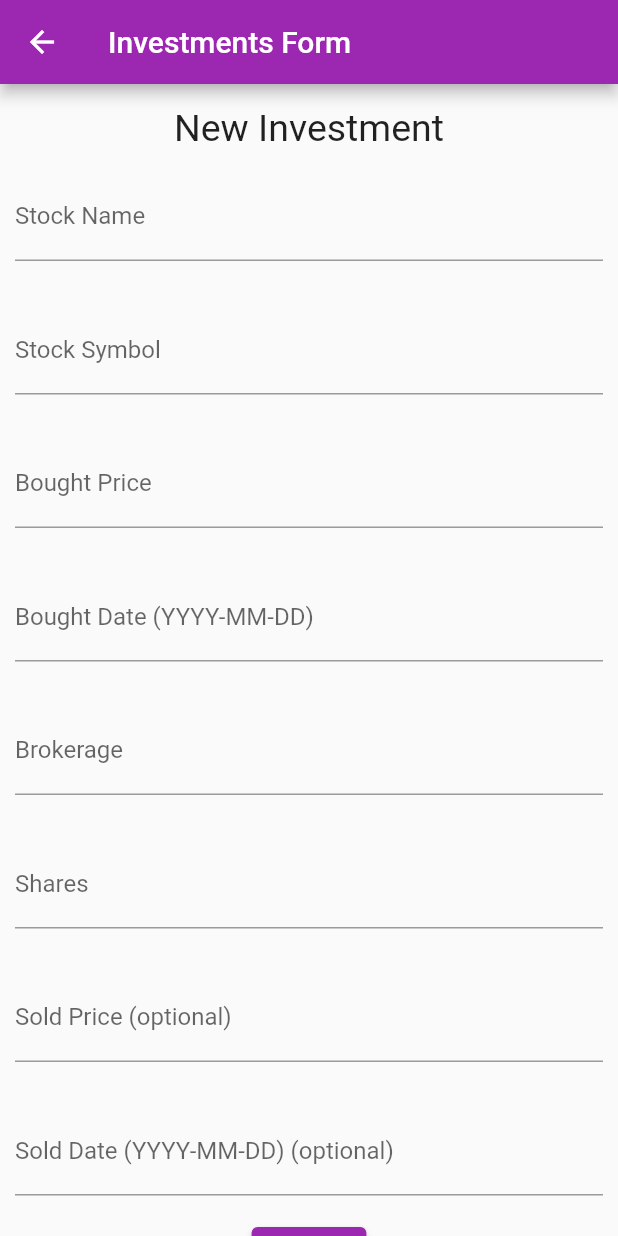
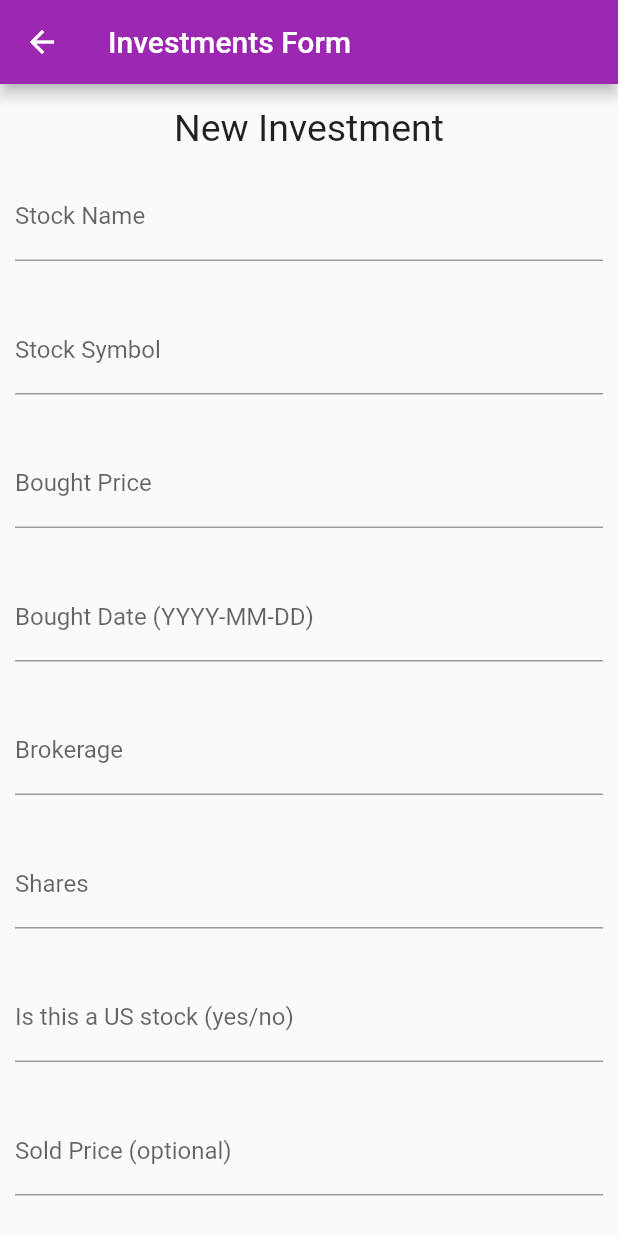
Before and after one commit to VisnuRavi/MyFin, a Flutter app: the InvestForm screen opened by its route, on a phone screen of 412 x 824 dp. Run offline on Flutter 3.47's test engine with Material 2 defaults, Android fonts, the light colour scheme and no system bars; our stand-ins replace sqflite; accounts and stored records are empty.

Commit message:
Added a check for US stock in the app and database

```diff
--- a/lib/models/stock.dart
+++ b/lib/models/stock.dart
@@ -11,13 +11,14 @@ class Stock {
   DateTime bought_date = DateTime.parse('2021-12-12');
   String brokerage = 'eg';
   int shares = 0;
+  bool is_US = false;
   double? sold_price = 0.0;
   DateTime? sold_date = DateTime.parse('2021-12-12');//can look to use DateFormat
 
   //bool isLoadingCurrPrice = true;//initially used in invest.dart to get the curr price when building the ListTile
   double? currPrice;
 
-  Stock({this.id, required this.name, required this.symbol, required this.bought_price,required this.bought_date, required this.brokerage, required this.shares, this.sold_price, this.sold_date});
+  Stock({this.id, required this.name, required this.symbol, required this.bought_price,required this.bought_date, required this.brokerage, required this.shares, required this.is_US, this.sold_price, this.sold_date});
 
   Stock.zero();
 
@@ -34,6 +35,7 @@ class Stock {
       'bought_date': bought_date.toIso8601String(),//convert for easier storage in sqlite
       'brokerage': brokerage,
       'lots': shares,
+      'is_US': is_US ? 1 : 0,
       'sold_price': sold_price,
       'sold_date': isoSoldDate,
     };
@@ -54,6 +56,7 @@ class Stock {
       bought_price: map['bought_price'] as double,
       bought_date: DateTime.parse(map['bought_date'] as String),
       shares: map['lots'],
+      is_US: map['is_US'] == 1 ? true : false,
       sold_price: map['sold_price'] as double?,
       sold_date: mapSoldDate,//must always handle the null values!!
     );
@@ -115,19 +118,21 @@ class Stock {
     }
   }
 
-  void updateStock(String editedName, String editedSymbol, double editedBought_price, DateTime editedBought_date, String editedBrokerage, int editedShares, double? editedSold_price, DateTime? editedSold_date) {
+  void updateStock(String editedName, String editedSymbol, double editedBought_price, DateTime editedBought_date, String editedBrokerage, int editedShares, bool editedIs_US, double? editedSold_price, DateTime? editedSold_date) {
     this.name = editedName;
     this.symbol = editedSymbol;
     this.bought_price = editedBought_price;
     this.bought_date = editedBought_date;
     this.brokerage = editedBrokerage;
     this.shares = editedShares;
+    this.is_US = editedIs_US;
     this.sold_price = editedSold_price;
     this.sold_date = editedSold_date;
   }
 
   Future<void> getCurrPrice() async {//shld only be called if sold_price=null
     try {
+      if (is_US == true) {
         print("!!!!!!!getcurr");
         String apiKey = 'NNYYWKK428VQMEXM';
         String url = "https://www.alphavantage.co/query?function=GLOBAL_QUOTE&symbol=$symbol&apikey=$apiKey";
@@ -145,6 +150,9 @@ class Stock {
             currPrice = null;
           }
         }
+      } else {
+        currPrice = null;
+      }
     } catch (e) {
       print(e);
     }
@@ -152,6 +160,6 @@ class Stock {
 
   @override
   String toString() {
-    return "Stock{id: $id, stock name: $name, stock id: $symbol, brokerage: $brokerage, bought price: $bought_price, bought date: $bought_date, shares: $shares, sold price: $sold_price, sold date: $sold_date}";
+    return "Stock{id: $id, stock name: $name, stock id: $symbol, brokerage: $brokerage, bought price: $bought_price, bought date: $bought_date, shares: $shares, is_US: $is_US, sold price: $sold_price, sold date: $sold_date}";
   }
 }
--- a/lib/pages/investments/invest.dart
+++ b/lib/pages/investments/invest.dart
@@ -10,15 +10,15 @@ class Invest extends StatefulWidget {
 
 class _InvestState extends State<Invest> {
   List<Stock> stocks1 = [
-    Stock(name: 'nam1', symbol: 'sym', bought_price: 2.0, bought_date: DateTime(2021, 12, 23), brokerage: 'brok', shares: 1000, sold_price: 3.0, sold_date: DateTime(2021, 12, 27)),
-    Stock(name: 'nam2', symbol: 'sym', bought_price: 2.0, bought_date: DateTime(2021, 12, 23), brokerage: 'brok', shares: 1000, sold_price: 3.0, sold_date: DateTime(2021, 12, 27)),
-    Stock(name: 'nam3', symbol: 'sym', bought_price: 2.0, bought_date: DateTime(2021, 12, 23), brokerage: 'brok', shares: 1000, sold_price: 3.0, sold_date: DateTime(2021, 12, 27)),
-    Stock(name: 'nam4', symbol: 'sym', bought_price: 2.0, bought_date: DateTime(2021, 12, 23), brokerage: 'brok', shares: 1000, sold_price: 3.0, sold_date: DateTime(2021, 12, 27)),
-    Stock(name: 'nam5', symbol: 'sym', bought_price: 2.0, bought_date: DateTime(2021, 12, 23), brokerage: 'brok', shares: 1000, sold_price: 3.0, sold_date: DateTime(2021, 12, 27)),
-    Stock(name: 'nam6', symbol: 'sym', bought_price: 2.0, bought_date: DateTime(2021, 12, 23), brokerage: 'brok', shares: 1000, sold_price: 3.0, sold_date: DateTime(2021, 12, 27)),
-    Stock(name: 'nam7', symbol: 'sym', bought_price: 2.0, bought_date: DateTime(2021, 12, 23), brokerage: 'brok', shares: 1000, sold_price: 3.0, sold_date: DateTime(2021, 12, 27)),
-    Stock(name: 'nam8', symbol: 'sym', bought_price: 2.0, bought_date: DateTime(2021, 12, 23), brokerage: 'brok', shares: 1000, sold_price: 3.0, sold_date: DateTime(2021, 12, 27)),
-    Stock(name: 'nam9', symbol: 'sym', bought_price: 2.0, bought_date: DateTime(2021, 12, 23), brokerage: 'brok', shares: 1000, sold_price: 1.0, sold_date: DateTime(2021, 12, 27)),
+    Stock(name: 'nam1', symbol: 'sym', bought_price: 2.0, bought_date: DateTime(2021, 12, 23), brokerage: 'brok', shares: 1000, is_US: true, sold_price: 3.0, sold_date: DateTime(2021, 12, 27)),
+    Stock(name: 'nam2', symbol: 'sym', bought_price: 2.0, bought_date: DateTime(2021, 12, 23), brokerage: 'brok', shares: 1000, is_US: true, sold_price: 3.0, sold_date: DateTime(2021, 12, 27)),
+    Stock(name: 'nam3', symbol: 'sym', bought_price: 2.0, bought_date: DateTime(2021, 12, 23), brokerage: 'brok', shares: 1000, is_US: true, sold_price: 3.0, sold_date: DateTime(2021, 12, 27)),
+    Stock(name: 'nam4', symbol: 'sym', bought_price: 2.0, bought_date: DateTime(2021, 12, 23), brokerage: 'brok', shares: 1000, is_US: true, sold_price: 3.0, sold_date: DateTime(2021, 12, 27)),
+    Stock(name: 'nam5', symbol: 'sym', bought_price: 2.0, bought_date: DateTime(2021, 12, 23), brokerage: 'brok', shares: 1000, is_US: true, sold_price: 3.0, sold_date: DateTime(2021, 12, 27)),
+    Stock(name: 'nam6', symbol: 'sym', bought_price: 2.0, bought_date: DateTime(2021, 12, 23), brokerage: 'brok', shares: 1000, is_US: true, sold_price: 3.0, sold_date: DateTime(2021, 12, 27)),
+    Stock(name: 'nam7', symbol: 'sym', bought_price: 2.0, bought_date: DateTime(2021, 12, 23), brokerage: 'brok', shares: 1000, is_US: true, sold_price: 3.0, sold_date: DateTime(2021, 12, 27)),
+    Stock(name: 'nam8', symbol: 'sym', bought_price: 2.0, bought_date: DateTime(2021, 12, 23), brokerage: 'brok', shares: 1000, is_US: true, sold_price: 3.0, sold_date: DateTime(2021, 12, 27)),
+    Stock(name: 'nam9', symbol: 'sym', bought_price: 2.0, bought_date: DateTime(2021, 12, 23), brokerage: 'brok', shares: 1000, is_US: true, sold_price: 1.0, sold_date: DateTime(2021, 12, 27)),
   ];
 
   List<Stock> stocks = [];
--- a/lib/pages/investments/invest_details.dart
+++ b/lib/pages/investments/invest_details.dart
@@ -61,6 +61,8 @@ class _InvestDetailsState extends State<InvestDetails> {
             Text("Brokerage: ${stock.brokerage}"),
             SizedBox(height: 30.0),
             Text("Shares: ${stock.shares.toString()}"),
+            SizedBox(height: 30.0,),
+            Text("US stock: ${stringIsUS(stock)}"),
             Expanded(//expands to take the rest of the area
               child: Align(
                 alignment: Alignment.bottomCenter,
@@ -144,4 +146,11 @@ class _InvestDetailsState extends State<InvestDetails> {
       );
     }
   }
+
+  String stringIsUS(Stock s) {
+    if (!s.is_US) {
+      return 'No';
+    }
+    return 'Yes';
+  }
 }
--- a/lib/pages/investments/invest_form.dart
+++ b/lib/pages/investments/invest_form.dart
@@ -19,6 +19,7 @@ class _InvestFormState extends State<InvestForm> {
   DateTime boughtDate = DateTime.now();
   String brokerage = '';
   int shares = 0;
+  bool is_US = true;
   double? soldPrice;
   DateTime? soldDate;
 
@@ -29,6 +30,7 @@ class _InvestFormState extends State<InvestForm> {
   String? initBoughtD;
   String? initBrokerage;
   String? initShares;
+  String? initIsUS;
   String? initSoldP;
   String? initSoldD;
 
@@ -40,6 +42,7 @@ class _InvestFormState extends State<InvestForm> {
       initBoughtD = s!.bought_date.toIso8601String().substring(0,10);
       initBrokerage = s!.brokerage;
       initShares = s!.shares.toString();
+      initIsUS = s!.is_US ? 'Yes' : 'No';
       if (s!.sold_price != null) {
         initSoldP = s!.sold_price!.toString();
         initSoldD = s!.sold_date!.toIso8601String().substring(0,10);
@@ -108,6 +111,17 @@ class _InvestFormState extends State<InvestForm> {
   String? brokerageValidator(value) {
     if (isNullOrEmpty(value)) {
       return 'Required';
+    }
+    return null;
+  }
+
+  String? booleanValidator(value) {
+    if (isNullOrEmpty(value)) {
+      return 'Required';
+    }
+    String isTrue = value.toLowerCase();
+    if (isTrue != 'yes' && isTrue != 'no') {
+      return 'Enter Yes/No';
     }
     return null;
   }
@@ -195,6 +209,11 @@ class _InvestFormState extends State<InvestForm> {
                 () => (value) => shares = int.parse(value),
                 () => (value) => numValidator(value)
               ),
+              FormQuestion("Is this a US stock (yes/no)",
+                initIsUS,
+                () => (value) => value.toLowerCase() == 'yes' ? is_US = true : is_US = false,
+                () => (value) => booleanValidator(value)
+              ),
               FormQuestion("Sold Price (optional)",
                 initSoldP,
                 () => (value) {
@@ -230,12 +249,12 @@ class _InvestFormState extends State<InvestForm> {
                     _formKey.currentState!.save();
 
                     if (map == null) {
-                      Stock newStock = Stock(symbol: symbol, name: name, bought_date: boughtDate, bought_price: boughtPrice, brokerage: brokerage, shares: shares, sold_price: soldPrice, sold_date: soldDate);
+                      Stock newStock = Stock(symbol: symbol, name: name, bought_date: boughtDate, bought_price: boughtPrice, brokerage: brokerage, shares: shares, is_US: is_US, sold_price: soldPrice, sold_date: soldDate);
                       StockDB.stockFns.insertStock(newStock);
                     } else {
                       //print("in else to update");
                       //print("soldp $soldPrice soldD $soldDate");
-                      s!.updateStock(name, symbol, boughtPrice , boughtDate, brokerage, shares, soldPrice, soldDate);
+                      s!.updateStock(name, symbol, boughtPrice , boughtDate, brokerage, shares, is_US, soldPrice, soldDate);
                       StockDB.stockFns.updateStock(s!);
                     }
                     /*//print(name);
```
Also changed, not shown: lib/database/myfin_db.dart (+14 -1 lines). Lines whose indentation alone changed are shown as unchanged.
